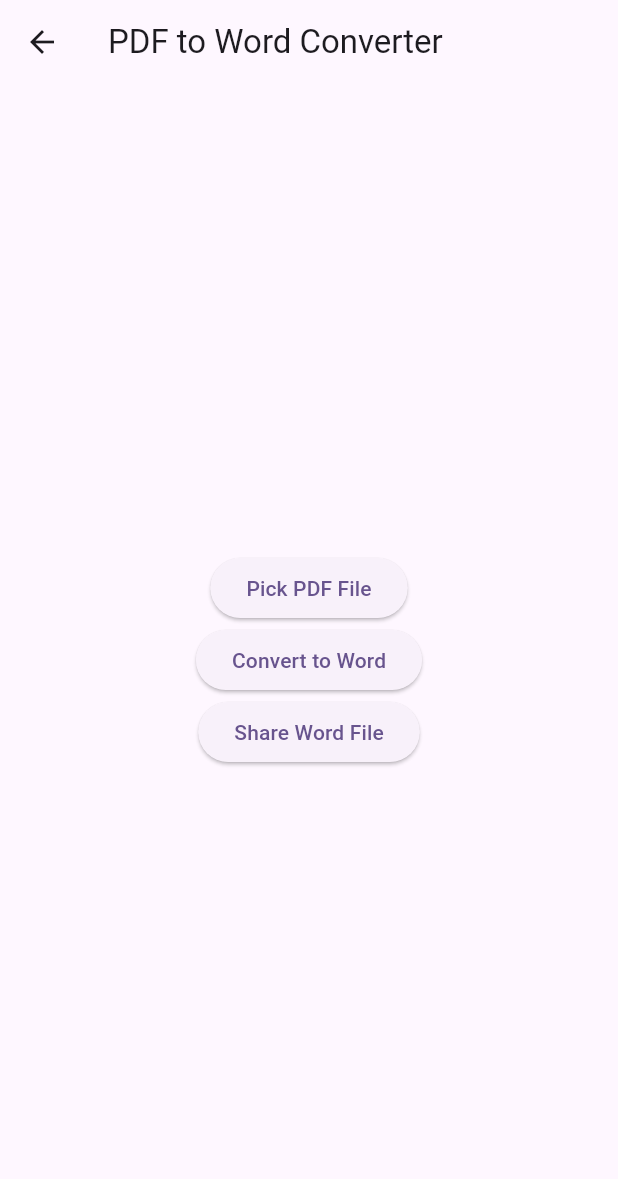
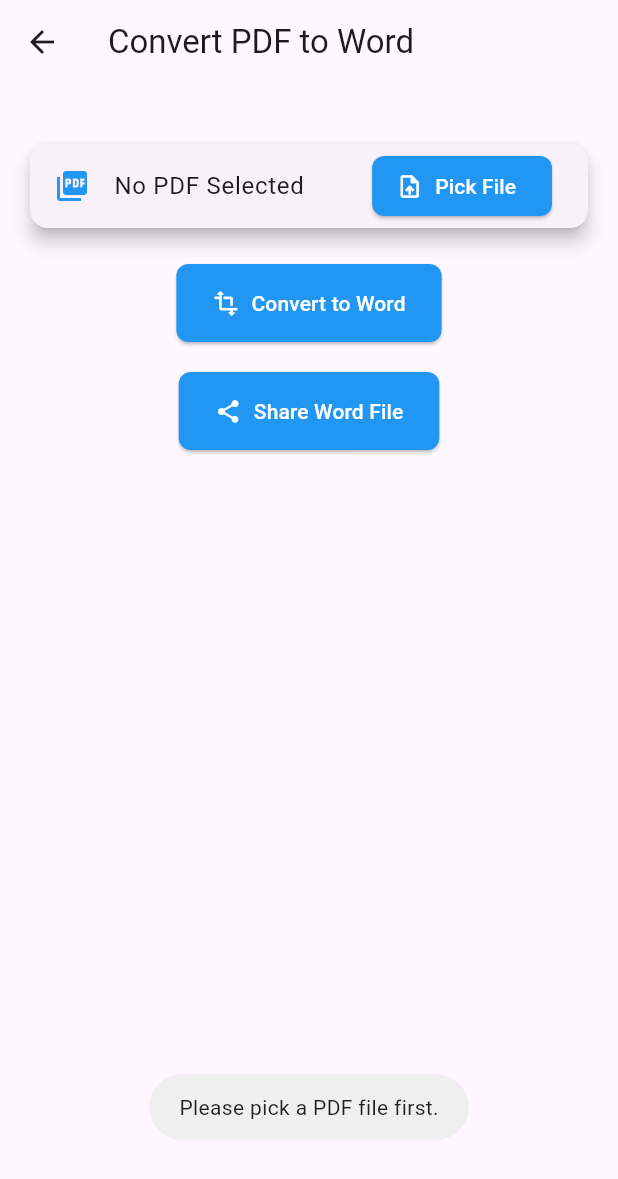
Before and after one commit to ranjan231/Doc-Scanner, a Flutter app: the PdfToWordConverter screen opened directly, after a tap on "Convert to Word", on a phone screen of 412 x 824 dp. Shown: the top 1179 px of the screen. Run offline on Flutter 3.47's test engine with Material 3 defaults, Android fonts, the phone set to English and light mode, and no system bars; our stand-ins replace cloud_firestore, file_picker, firebase_auth, firebase_core, fluttertoast, google_sign_in and 6 more; missing offline and left inert: aspose_words_cloud, google_ml_kit, google_mlkit_document_scanner, googleapis; accounts and stored records are empty.

Commit message:
update design on pdfToWord Screen

```diff
--- a/lib/Screen/pdftowordScreen/pdftowordScreen.dart
+++ b/lib/Screen/pdftowordScreen/pdftowordScreen.dart
@@ -4,6 +4,7 @@ import 'package:aspose_words_cloud/aspose_words_cloud.dart';
 import 'package:file_picker/file_picker.dart';
 import 'package:flutter/material.dart';
 import 'package:share/share.dart';
+import 'package:fluttertoast/fluttertoast.dart';
 
 class PdfToWordConverter extends StatefulWidget {
   @override
@@ -13,6 +14,7 @@ class PdfToWordConverter extends StatefulWidget {
 class _PdfToWordScreenState extends State<PdfToWordConverter> {
   File? _pdfFile;
   File? _wordFile;
+  bool _isLoading = false; // Track loading state
 
   Future<void> _pickPdfFile() async {
     FilePickerResult? result = await FilePicker.platform.pickFiles(
@@ -23,13 +25,21 @@ class _PdfToWordScreenState extends State<PdfToWordConverter> {
     if (result != null) {
       setState(() {
         _pdfFile = File(result.files.single.path!);
+        _wordFile=null;
       });
     }
   }
 
   Future<void> _convertPdfToWord() async {
     if (_pdfFile != null) {
-      var configuration = Configuration('392a4f9f-2fa0-46cb-9dfe-caa2ae0d05ba', 'b617662ff97f083516e969b37ba37201');
+      setState(() {
+        _isLoading = true; // Start loading
+      });
+
+      try {
+        var configuration = Configuration(
+            '392a4f9f-2fa0-46cb-9dfe-caa2ae0d05ba',
+            'b617662ff97f083516e969b37ba37201');
         var wordsApi = WordsApi(configuration);
 
         var localFileContent = await _pdfFile!.readAsBytes();
@@ -54,6 +64,29 @@ class _PdfToWordScreenState extends State<PdfToWordConverter> {
         setState(() {
           _wordFile = wordFile;
         });
+
+        Fluttertoast.showToast(
+          msg: "Conversion successful!",
+          toastLength: Toast.LENGTH_SHORT,
+          gravity: ToastGravity.CENTER,
+        );
+      } catch (e) {
+        Fluttertoast.showToast(
+          msg: "Conversion failed: ${e.toString()}",
+          toastLength: Toast.LENGTH_LONG,
+          gravity: ToastGravity.BOTTOM,
+        );
+      } finally {
+        setState(() {
+          _isLoading = false; // Stop loading
+        });
+      }
+    } else {
+      Fluttertoast.showToast(
+        msg: "Please pick a PDF file first.",
+        toastLength: Toast.LENGTH_SHORT,
+        gravity: ToastGravity.BOTTOM,
+      );
     }
   }
 
@@ -67,23 +100,102 @@ class _PdfToWordScreenState extends State<PdfToWordConverter> {
   Widget build(BuildContext context) {
     return Scaffold(
       appBar: AppBar(
-        title: Text('PDF to Word Converter'),
+        leading: IconButton(
+          icon: Icon(Icons.arrow_back),
+          onPressed: () {
+            Navigator.pop(context);
+          },
         ),
-      body: Center(
-        child: Column(
-          mainAxisAlignment: MainAxisAlignment.center,
+        title: Text('Convert PDF to Word'),
+      ),
+      body: Padding(
+        padding: const EdgeInsets.all(16.0),
+        child: Stack(
+          children: [
+            Column(
+              mainAxisAlignment: MainAxisAlignment.start,
               children: <Widget>[
-            ElevatedButton(
+                SizedBox(height: 20),
+                Card(
+                  elevation: 5,
+                  shape: RoundedRectangleBorder(
+                    borderRadius: BorderRadius.circular(12),
+                  ),
+                  child: ListTile(
+                    leading: Icon(Icons.picture_as_pdf, color: Colors.blue),
+                    title: Text(
+                      _pdfFile != null
+                          ? _pdfFile!.path.split('/').last
+                          : 'No PDF Selected',
+                      style: TextStyle(fontSize: 16),
+                    ),
+                    trailing: ElevatedButton.icon(
+                      icon: Icon(Icons.upload_file, color: Colors.white),
+                      label: Text(
+                        'Pick File',
+                        style: TextStyle(color: Colors.white),
+                      ),
                       onPressed: _pickPdfFile,
-              child: Text('Pick PDF File'),
+                      style: ElevatedButton.styleFrom(
+                        backgroundColor: Colors.blue,
+                        shape: RoundedRectangleBorder(
+                          borderRadius: BorderRadius.circular(8),
                         ),
-            ElevatedButton(
+                      ),
+                    ),
+                  ),
+                ),
+                SizedBox(height: 20),
+                _isLoading
+                    ? Center(
+                        child: CircularProgressIndicator(),
+                      )
+                    : ElevatedButton.icon(
+                        icon: Icon(Icons.transform, color: Colors.white),
+                        label: Text(
+                          'Convert to Word',
+                          style: TextStyle(color: Colors.white),
+                        ),
                         onPressed: _convertPdfToWord,
-              child: Text('Convert to Word'),
+                        style: ElevatedButton.styleFrom(
+                          backgroundColor: Colors.blue,
+                          padding: EdgeInsets.symmetric(
+                              horizontal: 24, vertical: 16),
+                          shape: RoundedRectangleBorder(
+                            borderRadius: BorderRadius.circular(8),
                           ),
-            ElevatedButton(
+                        ),
+                      ),
+                SizedBox(height: 20),
+                ElevatedButton.icon(
+                  icon: Icon(Icons.share, color: Colors.white),
+                  label: Text(
+                    'Share Word File',
+                    style: TextStyle(color: Colors.white),
+                  ),
                   onPressed: _shareWordFile,
-              child: Text('Share Word File'),
+                  style: ElevatedButton.styleFrom(
+                    backgroundColor: Colors.blue,
+                    padding: EdgeInsets.symmetric(horizontal: 24, vertical: 16),
+                    shape: RoundedRectangleBorder(
+                      borderRadius: BorderRadius.circular(8),
+                    ),
+                  ),
+                ),
+                if (_wordFile != null)
+                  Padding(
+                    padding: const EdgeInsets.only(top: 20),
+                    child: Text(
+                      'Word File Ready: ${_wordFile!.path.split('/').last}',
+                      textAlign: TextAlign.center,
+                      style: TextStyle(
+                        fontSize: 16,
+                        fontStyle: FontStyle.italic,
+                        color: Colors.grey[600],
+                      ),
+                    ),
+                  ),
+              ],
             ),
           ],
         ),
```
Lines whose indentation alone changed are shown as unchanged.
